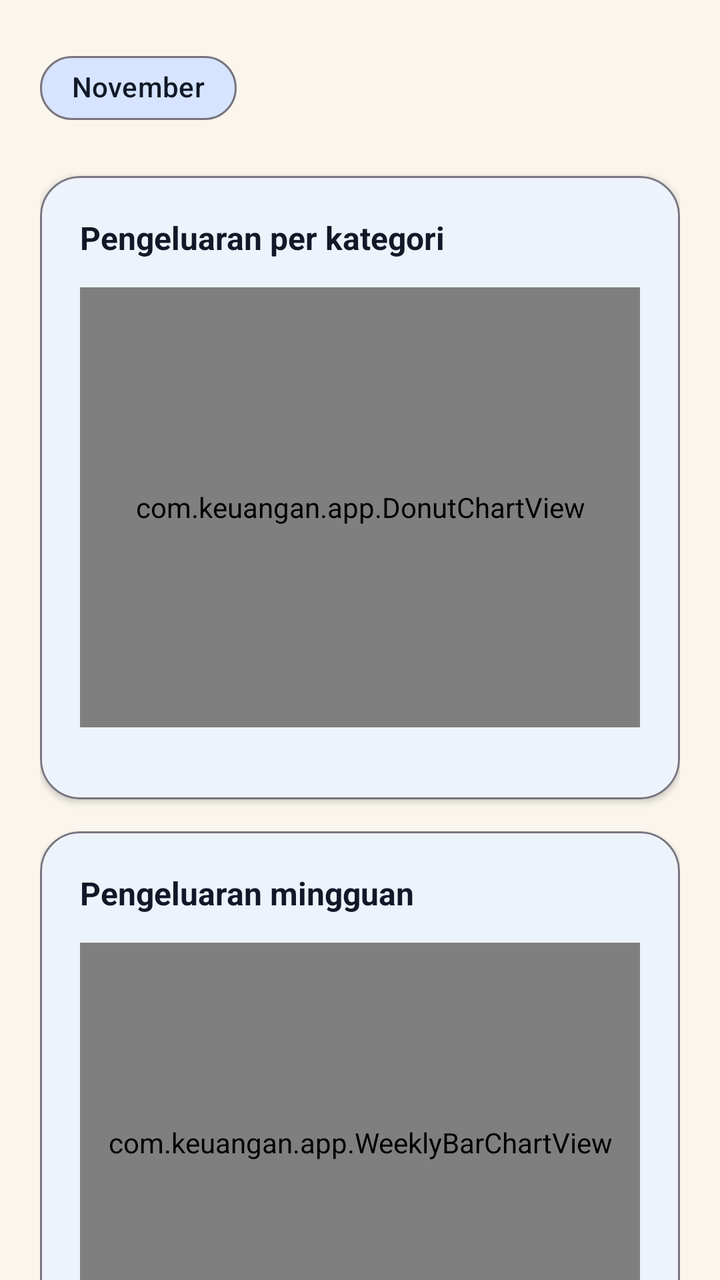
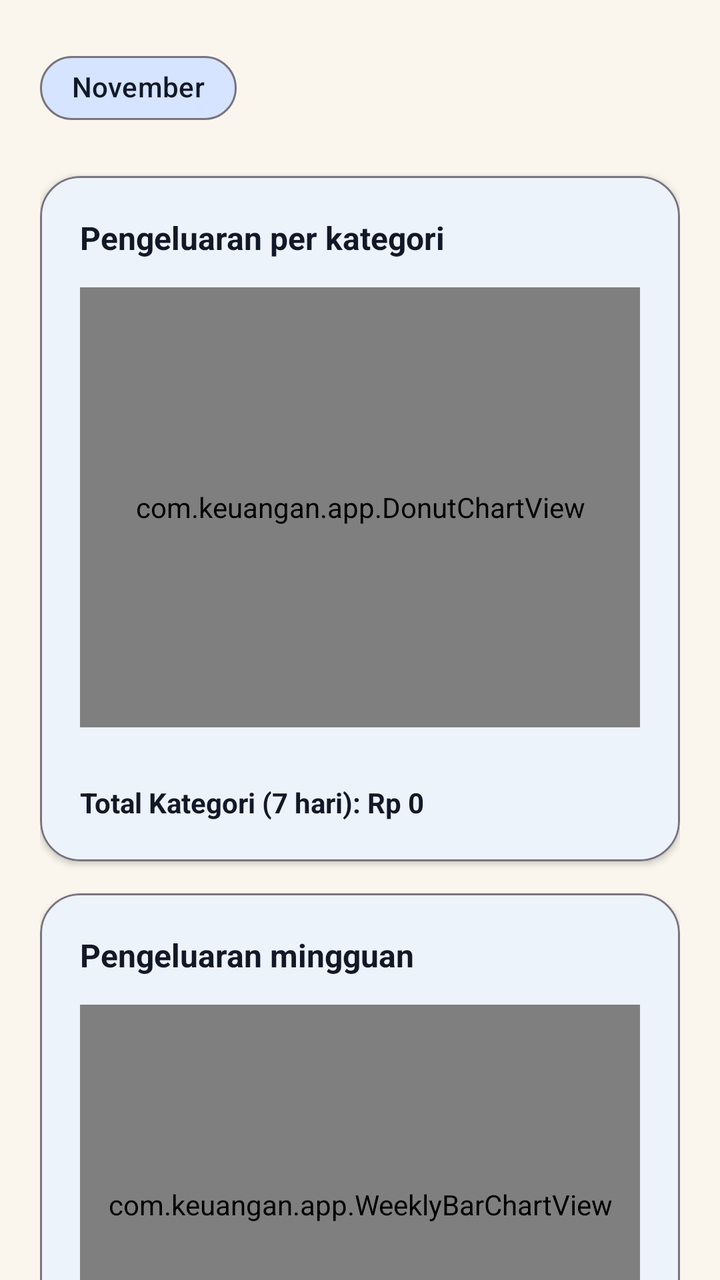

Screens rendered from an Android XML layout before and after an edit, with the pre-edit source and the edit as a unified diff.
<!-- AndroidManifest.xml: application theme Theme.Keuangan -->
<!-- res/layout/fragment_statistics.xml -->
<?xml version="1.0" encoding="utf-8"?>
<androidx.core.widget.NestedScrollView
    xmlns:android="http://schemas.android.com/apk/res/android"
    xmlns:app="http://schemas.android.com/apk/res-auto"
    android:layout_width="match_parent"
    android:layout_height="match_parent"
    android:background="?attr/colorBackground"
    android:clipToPadding="false"
    android:paddingBottom="120dp"
    android:fillViewport="true">

    <LinearLayout
        android:layout_width="match_parent"
        android:layout_height="wrap_content"
        android:orientation="vertical"
        android:paddingHorizontal="20dp"
        android:paddingTop="20dp">

        
        <com.google.android.material.chip.ChipGroup
            android:id="@+id/cgMonth"
            android:layout_width="match_parent"
            android:layout_height="wrap_content"
            app:singleSelection="true"
            app:selectionRequired="true">

            <com.google.android.material.chip.Chip
                android:id="@+id/chipNov"
                android:layout_width="wrap_content"
                android:layout_height="wrap_content"
                android:text="November"
                app:chipBackgroundColor="@color/brand_light_blue"
                app:chipCornerRadius="22dp"
                android:checked="true" />
        </com.google.android.material.chip.ChipGroup>

        
        <com.google.android.material.card.MaterialCardView
            android:layout_width="match_parent"
            android:layout_height="wrap_content"
            android:layout_marginTop="20dp"
            app:cardBackgroundColor="?attr/colorSurface"
            app:cardCornerRadius="20dp"
            app:cardElevation="2dp"
            app:strokeWidth="1dp"
            app:strokeColor="?attr/colorOutline">

            <LinearLayout
                android:layout_width="match_parent"
                android:layout_height="wrap_content"
                android:orientation="vertical"
                android:padding="20dp">

                <TextView
                    android:layout_width="wrap_content"
                    android:layout_height="wrap_content"
                    android:text="Pengeluaran per kategori"
                    android:textColor="?attr/colorOnSurface"
                    android:textSize="16sp"
                    android:textStyle="bold" />

                <com.keuangan.app.DonutChartView
                    android:id="@+id/donutChart"
                    android:layout_width="match_parent"
                    android:layout_height="220dp"
                    android:layout_marginTop="14dp" />

                
                <LinearLayout
                    android:layout_width="match_parent"
                    android:layout_height="wrap_content"
                    android:layout_marginTop="16dp"
                    android:orientation="vertical"
                    android:id="@+id/categoryList" />
            </LinearLayout>
        </com.google.android.material.card.MaterialCardView>

        
        <com.google.android.material.card.MaterialCardView
            android:layout_width="match_parent"
            android:layout_height="wrap_content"
            android:layout_marginTop="16dp"
            app:cardBackgroundColor="?attr/colorSurface"
            app:cardCornerRadius="20dp"
            app:cardElevation="2dp"
            app:strokeWidth="1dp"
            app:strokeColor="?attr/colorOutline">

            <LinearLayout
                android:layout_width="match_parent"
                android:layout_height="wrap_content"
                android:orientation="vertical"
                android:padding="20dp">

                <TextView
                    android:layout_width="wrap_content"
                    android:layout_height="wrap_content"
                    android:text="Pengeluaran mingguan"
                    android:textColor="?attr/colorOnSurface"
                    android:textSize="16sp"
                    android:textStyle="bold" />

                <com.keuangan.app.WeeklyBarChartView
                    android:id="@+id/weeklyChart"
                    android:layout_width="match_parent"
                    android:layout_height="200dp"
                    android:layout_marginTop="14dp" />
            </LinearLayout>
        </com.google.android.material.card.MaterialCardView>

        
        <com.google.android.material.card.MaterialCardView
            android:layout_width="match_parent"
            android:layout_height="wrap_content"
            android:layout_marginTop="16dp"
            app:cardBackgroundColor="@color/savings_bg"
            app:cardCornerRadius="20dp"
            app:cardElevation="0dp"
            app:strokeWidth="0dp">

            <LinearLayout
                android:layout_width="match_parent"
                android:layout_height="wrap_content"
                android:orientation="vertical"
                android:padding="18dp">

                <TextView
                    android:layout_width="wrap_content"
                    android:layout_height="wrap_content"
                    android:text="💡 Tips hemat"
                    android:textColor="@color/savings_text"
                    android:textSize="14sp"
                    android:textStyle="bold" />

                <TextView
                    android:id="@+id/tvSavingsTip"
                    android:layout_width="match_parent"
                    android:layout_height="wrap_content"
                    android:layout_marginTop="6dp"
                    android:text="Hemat Rp 320.000 bulan ini dibanding Oktober. Tren tagihan naik 5%, kurangi penggunaan listrik."
                    android:textColor="@color/savings_text"
                    android:textSize="13sp" />
            </LinearLayout>
        </com.google.android.material.card.MaterialCardView>
    </LinearLayout>
</androidx.core.widget.NestedScrollView>
<!-- resources referenced by this layout -->
<resources>
  <color name="brand_light_blue">#D6E4FF</color>
  <color name="savings_bg">#D4F1DE</color>
  <color name="savings_text">#0B3D1E</color>
  <style name="Theme.Keuangan" parent="Theme.Material3.DayNight.NoActionBar">
          <item name="colorPrimary">@color/md_theme_light_primary</item>
          <item name="colorOnPrimary">@color/md_theme_light_onPrimary</item>
          <item name="colorPrimaryContainer">@color/md_theme_light_primaryContainer</item>
          <item name="colorOnPrimaryContainer">@color/md_theme_light_onPrimaryContainer</item>
          <item name="colorTertiary">@color/chart_food</item>
          <item name="colorOnTertiary">#FFFFFF</item>
          <item name="colorTertiaryContainer">#FFE08A</item>
          <item name="colorOnTertiaryContainer">#3D2817</item>
          <item name="android:colorBackground">@color/md_theme_light_background</item>
          <item name="colorSurface">@color/md_theme_light_surface</item>
          <item name="colorOnSurface">@color/md_theme_light_onSurface</item>
          <item name="colorSurfaceContainer">@color/md_theme_light_surfaceContainer</item>
          <item name="colorOnSurfaceVariant">#49454E</item>
          <item name="colorOutline">#79747E</item>
          <item name="android:statusBarColor">@color/md_theme_light_background</item>
          <item name="android:windowLightStatusBar">true</item>
      </style>
  <color name="md_theme_light_primary">#0B57D0</color>
  <color name="md_theme_light_onPrimary">#FFFFFF</color>
  <color name="md_theme_light_primaryContainer">#C2DAFF</color>
  <color name="md_theme_light_onPrimaryContainer">#041E49</color>
  <color name="chart_food">#0B57D0</color>
  <color name="md_theme_light_background">#FAF6ED</color>
  <color name="md_theme_light_surface">#FFFFFF</color>
  <color name="md_theme_light_onSurface">#111827</color>
  <color name="md_theme_light_surfaceContainer">#FAF6ED</color>
</resources>

<!-- the commit's change to res/layout/fragment_statistics.xml (unified diff, before → after) -->
@@ -72,6 +72,16 @@
                     android:layout_marginTop="16dp"
                     android:orientation="vertical"
                     android:id="@+id/categoryList" />
+
+                <TextView
+                    android:id="@+id/tvTotalCategory"
+                    android:layout_width="match_parent"
+                    android:layout_height="wrap_content"
+                    android:layout_marginTop="12dp"
+                    android:text="Total Kategori (7 hari): Rp 0"
+                    android:textColor="?attr/colorOnSurface"
+                    android:textSize="14sp"
+                    android:textStyle="bold" />
             </LinearLayout>
         </com.google.android.material.card.MaterialCardView>
 
